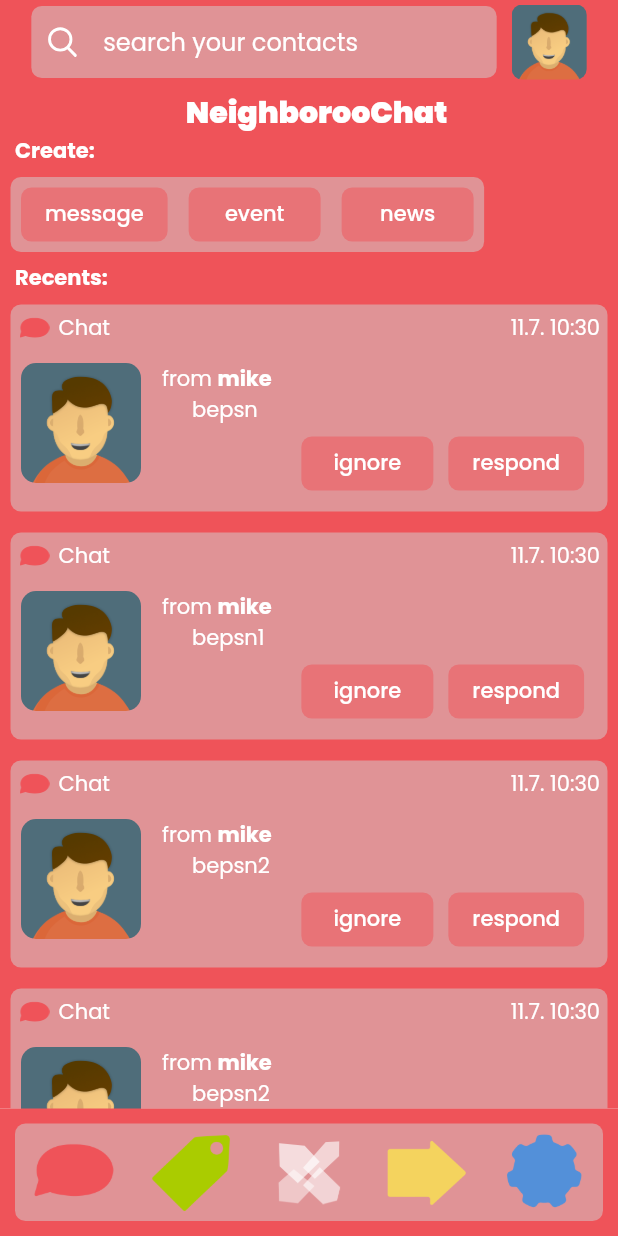
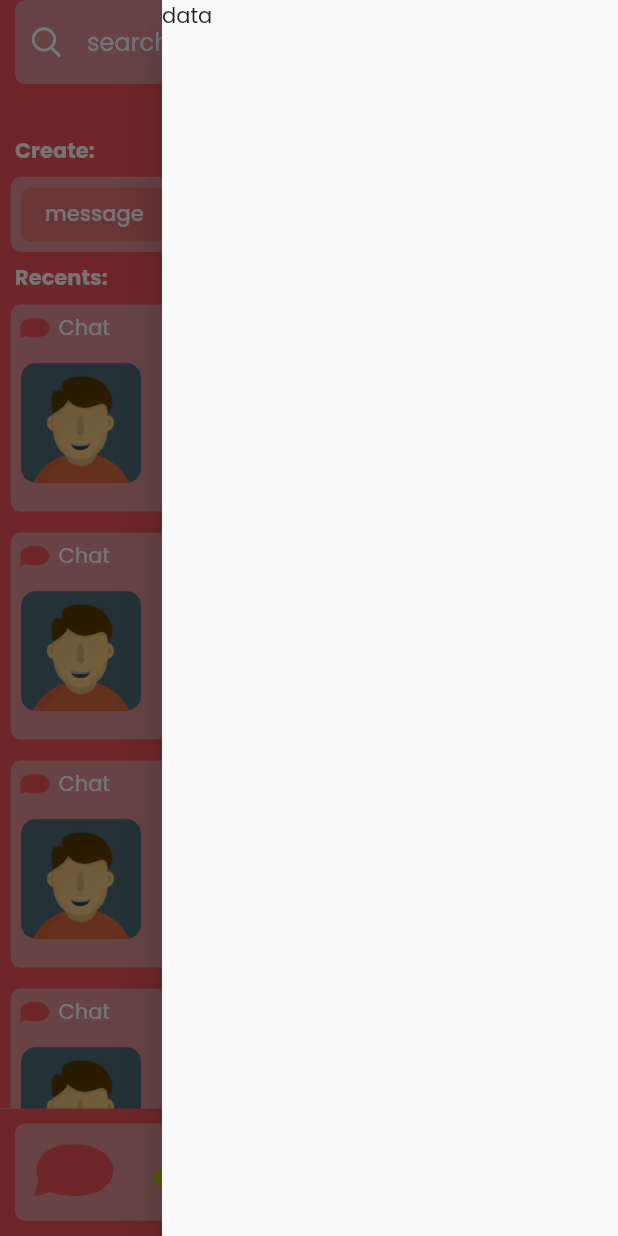
Before and after one commit to umkl/neighboroo, a Flutter app: the Neighboroo screen opened directly, with the side drawer open (before the commit the screen has no drawer), on a phone screen of 412 x 824 dp. Run offline on Flutter 3.47's test engine with Material 2 defaults, Android fonts, the phone set to English and light mode, and no system bars; our stand-ins replace flutter_svg, google_fonts, sqflite; accounts and stored records are empty; project files that could hold a hidden picture were left out.

Commit message:
head edit

```diff
--- a/lib/Neighboroo.dart
+++ b/lib/Neighboroo.dart
@@ -1,5 +1,7 @@
 import 'package:flutter/material.dart';
 import 'package:neighboroo/components/general-category-components/chat-element.dart';
+import 'package:neighboroo/components/general-category-components/user.dart';
+import 'package:neighboroo/components/general-category-components/village.dart';
 import 'package:neighboroo/components/head.dart';
 import 'package:neighboroo/constants.dart';
 import 'package:neighboroo/models/AssetElement.dart';
@@ -13,7 +15,7 @@ class Neighboroo extends StatefulWidget {
   //villages
 
   //chat elements
-  static List<NbChatElement> nbChatElements = [
+  static List<NbChatElement> nbChatRecentsElements = [
     NbChatElement(1, user, DateTime.now(), "bepsn"),
     NbChatElement(2, user, DateTime.now(), "bepsn1"),
     NbChatElement(3, user, DateTime.now(), "bepsn2"),
@@ -22,12 +24,21 @@ class Neighboroo extends StatefulWidget {
     NbChatElement(6, user, DateTime.now(), "bepsn2"),
   ];
 
-  static List getnbChatElements(){
-    return nbChatElements;
+  static List<NbVillage> nbChatContactElements = [
+    NbVillage(),
+    NbVillage(),
+  ];
+
+  static List getNbChatContactElements(){
+    return nbChatContactElements;
+  }
+
+  static List getNbChatRecentsElements(){
+    return nbChatRecentsElements;
   }
 
   static void setnbChatElements(List<NbChatElement> ls){
-      nbChatElements = ls;
+      nbChatRecentsElements = ls;
   }
 
   static int currentindex = 2;
@@ -96,7 +107,7 @@ class _NeighborooState extends State<Neighboroo> {
             preferredSize: Size.fromHeight(60.0),
             child: NbHead(headcolor: ColorReturn(), searchtext: SearchTextReturn(),),
          ),
-
+      endDrawer: Drawer(child: Text("data"),),
       body: screens.elementAt(currentindex),
 
       bottomNavigationBar: BottomAppBar(
--- a/lib/components/chat-screen-components/chat-create-components/chat-create-message.dart
+++ b/lib/components/chat-screen-components/chat-create-components/chat-create-message.dart
@@ -1,4 +1,5 @@
 import 'package:flutter/material.dart';
+import 'package:neighboroo/Neighboroo.dart';
 import 'package:neighboroo/components/button.dart';
 import 'package:neighboroo/components/chat-screen-components/chat-create-components/chat-create-message-components/chat-create-message-contacts.dart';
 import 'package:neighboroo/components/headline.dart';
@@ -22,7 +23,10 @@ class _NbChatCreateMessageState extends State<NbChatCreateMessage> {
       body:ListView(
         children: <Widget>[
           NbHeadline("create a Message"),
-          NbCreateMessageContacts()
+          NbCreateMessageContacts(),
+          Column(
+            children: Neighboroo.getNbChatContactElements(),
+          )
         ],
       ),
 
--- a/lib/components/chat-screen-components/chat-recents.dart
+++ b/lib/components/chat-screen-components/chat-recents.dart
@@ -11,7 +11,7 @@ class NbChatRecents extends StatefulWidget {
 }
 
 class _NbChatRecentsState extends State<NbChatRecents> {
-  List<NbChatElement> nbStateChatElements = Neighboroo.getnbChatElements();
+  List<NbChatElement> nbStateChatElements = Neighboroo.getNbChatRecentsElements();
 
   // NbChatElement nbe = nbStateChatElements[6];
 
@@ -58,7 +58,7 @@ class _NbChatRecentsState extends State<NbChatRecents> {
 
                   Neighboroo.setnbChatElements(nbStateChatElements);
                   print(i.toString());
-                  print(Neighboroo.getnbChatElements());
+                  print(Neighboroo.getNbChatRecentsElements());
                   return nbStateChatElements[i];
                 }
 
--- a/lib/components/head.dart
+++ b/lib/components/head.dart
@@ -12,12 +12,10 @@ class NbHead extends StatelessWidget {
     return AppBar(
       backgroundColor: headcolor,
       elevation: 0,
-      title:
-          Row(mainAxisAlignment: MainAxisAlignment.center, children: <Widget>[
-        Column(
-          children: <Widget>[
-            Container(
-              margin: new EdgeInsets.only(right: 10.0),
+      actions: <Widget>[
+         Expanded(
+              child: Container(
+                margin: new EdgeInsets.only(right: 10.0, left: 10.0,),
                 padding: EdgeInsets.symmetric(
                   horizontal: 10.0,
                   vertical: 0.0,
@@ -28,6 +26,7 @@ class NbHead extends StatelessWidget {
                   borderRadius: BorderRadius.all(Radius.circular(7)),
                   color: box_color,
                 ),
+                child: Center(
                   child: TextField(
 
                     style: TextStyle(
@@ -35,7 +34,7 @@ class NbHead extends StatelessWidget {
                     ),
                     decoration: InputDecoration(
                         border: InputBorder.none,
-                    contentPadding: EdgeInsets.only(top: 0.0),
+
                         icon: SvgPicture.asset("assets/icons/spec.svg",
                         width: 22.0,
                         height: 22.0,
@@ -48,27 +47,32 @@ class NbHead extends StatelessWidget {
                       hintText: this.searchtext ?? "search",
                       hintStyle: TextStyle(
                     color: Colors.white,
-
-                  ),
-
                   ),
               ),
             ),
-          ],
                 ),
-        Container(
+          ),
+         ),
+        Builder(builder: (context)=>
+
+          InkWell(
+            onTap: () => Scaffold.of(context).openEndDrawer(),
+            child: Container(
             margin:
-              new EdgeInsets.only(bottom: 0.0, top: 0.0, left: 0.0, right: 0.0),
+            new EdgeInsets.only(bottom: 0.0, top: 0.0, left: 0.0, right: 10.0),
             child: ClipRRect(
             borderRadius: BorderRadius.all(Radius.circular(7)),
             child: Image(
               image: AssetImage('assets/images/nb-profilepic.png'),
-              width: 50.0,
-              height: 50.0,
             ),
             ),
         ),
-      ]),
+          ),
+        ),
+        // SizedBox(
+        //   width: MediaQuery.of(context).size.width*0.01,
+        // )
+      ],
     );
   }
 }
```
Lines whose indentation alone changed are shown as unchanged.
